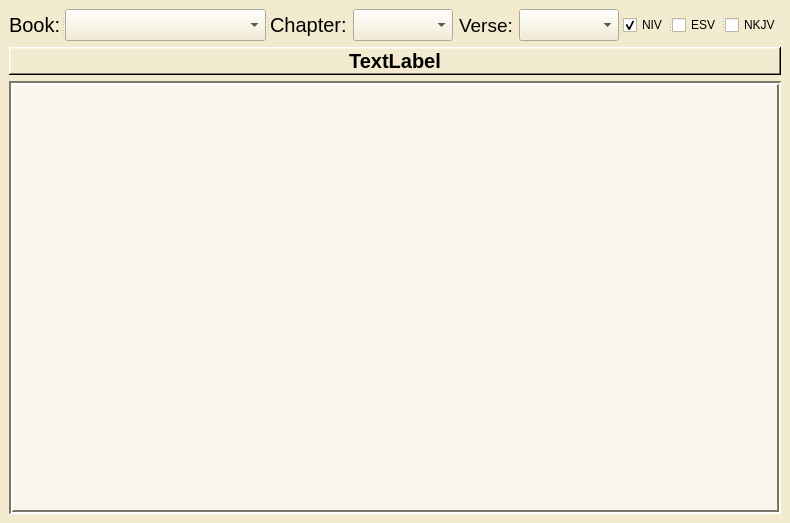
The window that Terminal Bible.ui (RobertWestbrook/Terminal-Bible) describes before a commit, drawn with Qt 5.
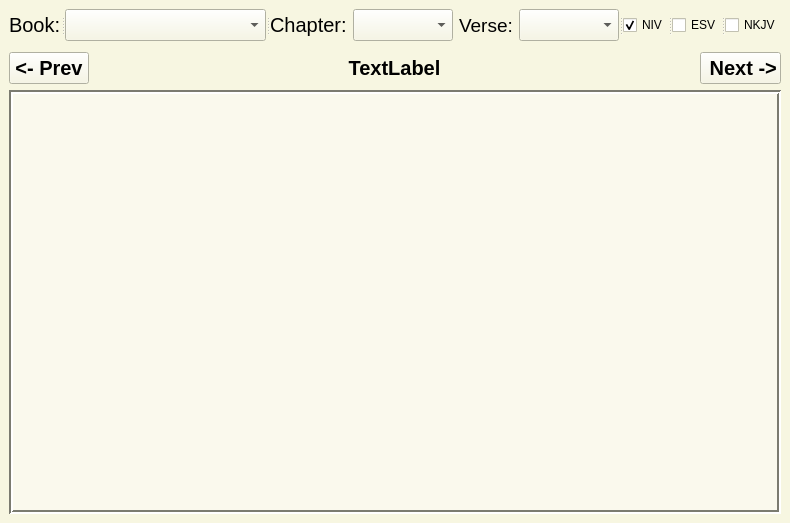
The same window after the commit.

Commit message:
Added Navigation to GUI (non functioning)
Added buttons to GUI but still not functioning.
- need to finda a way to navigate thorugh the index more efficiently.

The edit to the form file:
```diff
--- a/Terminal Bible.ui
+++ b/Terminal Bible.ui
@@ -40,9 +40,9 @@
      <colorrole role="Button">
       <brush brushstyle="SolidPattern">
        <color alpha="255">
-        <red>243</red>
-        <green>235</green>
-        <blue>207</blue>
+        <red>247</red>
+        <green>246</green>
+        <blue>225</blue>
        </color>
       </brush>
      </colorrole>
@@ -58,27 +58,27 @@
      <colorrole role="Midlight">
       <brush brushstyle="SolidPattern">
        <color alpha="255">
-        <red>249</red>
-        <green>245</green>
-        <blue>231</blue>
+        <red>251</red>
+        <green>250</green>
+        <blue>240</blue>
        </color>
       </brush>
      </colorrole>
      <colorrole role="Dark">
       <brush brushstyle="SolidPattern">
        <color alpha="255">
-        <red>121</red>
-        <green>117</green>
-        <blue>103</blue>
+        <red>123</red>
+        <green>123</green>
+        <blue>112</blue>
        </color>
       </brush>
      </colorrole>
      <colorrole role="Mid">
       <brush brushstyle="SolidPattern">
        <color alpha="255">
-        <red>162</red>
-        <green>157</green>
-        <blue>138</blue>
+        <red>164</red>
+        <green>164</green>
+        <blue>150</blue>
        </color>
       </brush>
      </colorrole>
@@ -121,9 +121,9 @@
      <colorrole role="Window">
       <brush brushstyle="SolidPattern">
        <color alpha="255">
-        <red>243</red>
-        <green>235</green>
-        <blue>207</blue>
+        <red>247</red>
+        <green>246</green>
+        <blue>225</blue>
        </color>
       </brush>
      </colorrole>
@@ -139,9 +139,9 @@
      <colorrole role="AlternateBase">
       <brush brushstyle="SolidPattern">
        <color alpha="255">
-        <red>249</red>
-        <green>245</green>
-        <blue>231</blue>
+        <red>251</red>
+        <green>250</green>
+        <blue>240</blue>
        </color>
       </brush>
      </colorrole>
@@ -177,9 +177,9 @@
      <colorrole role="Button">
       <brush brushstyle="SolidPattern">
        <color alpha="255">
-        <red>243</red>
-        <green>235</green>
-        <blue>207</blue>
+        <red>247</red>
+        <green>246</green>
+        <blue>225</blue>
        </color>
       </brush>
      </colorrole>
@@ -195,27 +195,27 @@
      <colorrole role="Midlight">
       <brush brushstyle="SolidPattern">
        <color alpha="255">
-        <red>249</red>
-        <green>245</green>
-        <blue>231</blue>
+        <red>251</red>
+        <green>250</green>
+        <blue>240</blue>
        </color>
       </brush>
      </colorrole>
      <colorrole role="Dark">
       <brush brushstyle="SolidPattern">
        <color alpha="255">
-        <red>121</red>
-        <green>117</green>
-        <blue>103</blue>
+        <red>123</red>
+        <green>123</green>
+        <blue>112</blue>
        </color>
       </brush>
      </colorrole>
      <colorrole role="Mid">
       <brush brushstyle="SolidPattern">
        <color alpha="255">
-        <red>162</red>
-        <green>157</green>
-        <blue>138</blue>
+        <red>164</red>
+        <green>164</green>
+        <blue>150</blue>
        </color>
       </brush>
      </colorrole>
@@ -258,9 +258,9 @@
      <colorrole role="Window">
       <brush brushstyle="SolidPattern">
        <color alpha="255">
-        <red>243</red>
-        <green>235</green>
-        <blue>207</blue>
+        <red>247</red>
+        <green>246</green>
+        <blue>225</blue>
        </color>
       </brush>
      </colorrole>
@@ -276,9 +276,9 @@
      <colorrole role="AlternateBase">
       <brush brushstyle="SolidPattern">
        <color alpha="255">
-        <red>249</red>
-        <green>245</green>
-        <blue>231</blue>
+        <red>251</red>
+        <green>250</green>
+        <blue>240</blue>
        </color>
       </brush>
      </colorrole>
@@ -305,18 +305,18 @@
      <colorrole role="WindowText">
       <brush brushstyle="SolidPattern">
        <color alpha="255">
-        <red>121</red>
-        <green>117</green>
-        <blue>103</blue>
+        <red>123</red>
+        <green>123</green>
+        <blue>112</blue>
        </color>
       </brush>
      </colorrole>
      <colorrole role="Button">
       <brush brushstyle="SolidPattern">
        <color alpha="255">
-        <red>243</red>
-        <green>235</green>
-        <blue>207</blue>
+        <red>247</red>
+        <green>246</green>
+        <blue>225</blue>
        </color>
       </brush>
      </colorrole>
@@ -332,36 +332,36 @@
      <colorrole role="Midlight">
       <brush brushstyle="SolidPattern">
        <color alpha="255">
-        <red>249</red>
-        <green>245</green>
-        <blue>231</blue>
+        <red>251</red>
+        <green>250</green>
+        <blue>240</blue>
        </color>
       </brush>
      </colorrole>
      <colorrole role="Dark">
       <brush brushstyle="SolidPattern">
        <color alpha="255">
-        <red>121</red>
-        <green>117</green>
-        <blue>103</blue>
+        <red>123</red>
+        <green>123</green>
+        <blue>112</blue>
        </color>
       </brush>
      </colorrole>
      <colorrole role="Mid">
       <brush brushstyle="SolidPattern">
        <color alpha="255">
-        <red>162</red>
-        <green>157</green>
-        <blue>138</blue>
+        <red>164</red>
+        <green>164</green>
+        <blue>150</blue>
        </color>
       </brush>
      </colorrole>
      <colorrole role="Text">
       <brush brushstyle="SolidPattern">
        <color alpha="255">
-        <red>121</red>
-        <green>117</green>
-        <blue>103</blue>
+        <red>123</red>
+        <green>123</green>
+        <blue>112</blue>
        </color>
       </brush>
      </colorrole>
@@ -377,27 +377,27 @@
      <colorrole role="ButtonText">
       <brush brushstyle="SolidPattern">
        <color alpha="255">
-        <red>121</red>
-        <green>117</green>
-        <blue>103</blue>
+        <red>123</red>
+        <green>123</green>
+        <blue>112</blue>
        </color>
       </brush>
      </colorrole>
      <colorrole role="Base">
       <brush brushstyle="SolidPattern">
        <color alpha="255">
-        <red>243</red>
-        <green>235</green>
-        <blue>207</blue>
+        <red>247</red>
+        <green>246</green>
+        <blue>225</blue>
        </color>
       </brush>
      </colorrole>
      <colorrole role="Window">
       <brush brushstyle="SolidPattern">
        <color alpha="255">
-        <red>243</red>
-        <green>235</green>
-        <blue>207</blue>
+        <red>247</red>
+        <green>246</green>
+        <blue>225</blue>
        </color>
       </brush>
      </colorrole>
@@ -413,9 +413,9 @@
      <colorrole role="AlternateBase">
       <brush brushstyle="SolidPattern">
        <color alpha="255">
-        <red>243</red>
-        <green>235</green>
-        <blue>207</blue>
+        <red>247</red>
+        <green>246</green>
+        <blue>225</blue>
        </color>
       </brush>
      </colorrole>
@@ -511,6 +511,86 @@
        <property name="sizeConstraint">
         <enum>QLayout::SetNoConstraint</enum>
        </property>
+       <item row="3" column="0">
+        <layout class="QHBoxLayout" name="horizontalLayout" stretch="0,1,0">
+         <property name="topMargin">
+          <number>5</number>
+         </property>
+         <item>
+          <widget class="QPushButton" name="previous">
+           <property name="font">
+            <font>
+             <pointsize>15</pointsize>
+             <weight>75</weight>
+             <bold>true</bold>
+            </font>
+           </property>
+           <property name="text">
+            <string>&lt;- Prev</string>
+           </property>
+          </widget>
+         </item>
+         <item>
+          <widget class="QLabel" name="address">
+           <property name="font">
+            <font>
+             <pointsize>15</pointsize>
+             <weight>75</weight>
+             <italic>false</italic>
+             <bold>true</bold>
+            </font>
+           </property>
+           <property name="acceptDrops">
+            <bool>false</bool>
+           </property>
+           <property name="autoFillBackground">
+            <bool>false</bool>
+           </property>
+           <property name="frameShape">
+            <enum>QFrame::Box</enum>
+           </property>
+           <property name="frameShadow">
+            <enum>QFrame::Plain</enum>
+           </property>
+           <property name="lineWidth">
+            <number>0</number>
+           </property>
+           <property name="midLineWidth">
+            <number>-1</number>
+           </property>
+           <property name="text">
+            <string>TextLabel</string>
+           </property>
+           <property name="scaledContents">
+            <bool>false</bool>
+           </property>
+           <property name="alignment">
+            <set>Qt::AlignCenter</set>
+           </property>
+           <property name="wordWrap">
+            <bool>false</bool>
+           </property>
+           <property name="margin">
+            <number>0</number>
+           </property>
+          </widget>
+         </item>
+         <item>
+          <widget class="QPushButton" name="next">
+           <property name="font">
+            <font>
+             <pointsize>15</pointsize>
+             <weight>75</weight>
+             <bold>true</bold>
+            </font>
+           </property>
+           <property name="text">
+            <string> Next -&gt;</string>
+           </property>
+          </widget>
+         </item>
+        </layout>
+       </item>
        <item row="0" column="0">
         <widget class="QSplitter" name="splitter">
          <property name="orientation">
@@ -677,7 +757,7 @@
          </widget>
         </widget>
        </item>
-       <item row="2" column="0">
+       <item row="4" column="0">
         <widget class="QTextBrowser" name="display">
          <property name="sizePolicy">
           <sizepolicy hsizetype="Expanding" vsizetype="Expanding">
@@ -691,9 +771,9 @@
             <colorrole role="Base">
              <brush brushstyle="SolidPattern">
               <color alpha="255">
-               <red>249</red>
-               <green>246</green>
-               <blue>236</blue>
+               <red>250</red>
+               <green>249</green>
+               <blue>237</blue>
               </color>
              </brush>
             </colorrole>
@@ -702,9 +782,9 @@
             <colorrole role="Base">
              <brush brushstyle="SolidPattern">
               <color alpha="255">
-               <red>249</red>
-               <green>246</green>
-               <blue>236</blue>
+               <red>250</red>
+               <green>249</green>
+               <blue>237</blue>
               </color>
              </brush>
             </colorrole>
@@ -713,9 +793,9 @@
             <colorrole role="Base">
              <brush brushstyle="SolidPattern">
               <color alpha="255">
-               <red>243</red>
-               <green>235</green>
-               <blue>207</blue>
+               <red>247</red>
+               <green>246</green>
+               <blue>225</blue>
               </color>
              </brush>
             </colorrole>
@@ -729,6 +809,9 @@
            <italic>false</italic>
           </font>
          </property>
+         <property name="layoutDirection">
+          <enum>Qt::LeftToRight</enum>
+         </property>
          <property name="autoFillBackground">
           <bool>false</bool>
          </property>
@@ -749,51 +832,6 @@
          </property>
         </widget>
        </item>
-       <item row="1" column="0">
-        <widget class="QLabel" name="address">
-         <property name="font">
-          <font>
-           <pointsize>15</pointsize>
-           <weight>75</weight>
-           <italic>false</italic>
-           <bold>true</bold>
-          </font>
-         </property>
-         <property name="acceptDrops">
-          <bool>false</bool>
-         </property>
-         <property name="autoFillBackground">
-          <bool>false</bool>
-         </property>
-         <property name="frameShape">
-          <enum>QFrame::WinPanel</enum>
-         </property>
-         <property name="frameShadow">
-          <enum>QFrame::Raised</enum>
-         </property>
-         <property name="lineWidth">
-          <number>0</number>
-         </property>
-         <property name="midLineWidth">
-          <number>-1</number>
-         </property>
-         <property name="text">
-          <string>TextLabel</string>
-         </property>
-         <property name="scaledContents">
-          <bool>false</bool>
-         </property>
-         <property name="alignment">
-          <set>Qt::AlignCenter</set>
-         </property>
-         <property name="wordWrap">
-          <bool>false</bool>
-         </property>
-         <property name="margin">
-          <number>3</number>
-         </property>
-        </widget>
-       </item>
       </layout>
      </widget>
     </item>
```
Left out of the diff: 2 changed lines with no effect on the pictures. The commit also changes 3 other files.
